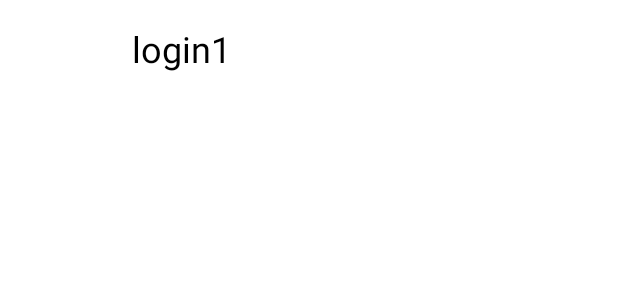
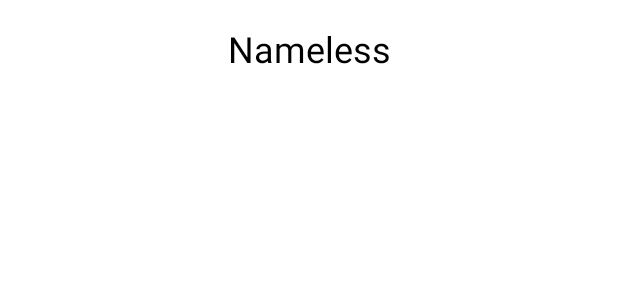
Before and after one commit to saityan/MVP, an Android app: the layout view_user.xml on its own in the app's theme, with its tools: preview values and no code run, on a phone screen of 412 x 824 dp. Shown: the top 300 px of the screen. Run offline under Robolectric (Android 15) with nearby library versions, the phone set to English and light mode, and no system bars.

Commit message:
fetchUserByLogin implemented

```diff
--- a/app/src/main/java/ru/geekbrains/mvp/MainActivity.kt
+++ b/app/src/main/java/ru/geekbrains/mvp/MainActivity.kt
@@ -5,8 +5,8 @@ import android.os.Bundle
 import androidx.appcompat.app.AppCompatActivity
 import ru.geekbrains.mvp.App.Navigation.navigatorHolder
 import ru.geekbrains.mvp.App.Navigation.router
+import ru.geekbrains.mvp.mvpusers.UsersScreen
 import ru.geekbrains.mvp.navigation.CustomNavigator
-import ru.geekbrains.mvp.mvpusers.UsersScreen
 
 class MainActivity : AppCompatActivity() {
     private val navigator = CustomNavigator(activity = this, R.id.content)
--- a/app/src/main/java/ru/geekbrains/mvp/data/GitHubUser.kt
+++ b/app/src/main/java/ru/geekbrains/mvp/data/GitHubUser.kt
@@ -13,5 +13,7 @@ data class GitHubUser(
     @SerializedName("avatar_url")
     val avatarUrl: String? = null,
     @SerializedName("type")
-    val type: String = ""
+    val type: String = "",
+    @SerializedName("name")
+    val name: String = ""
 ) : Parcelable
--- a/app/src/main/java/ru/geekbrains/mvp/data/GitHubUserRepository.kt
+++ b/app/src/main/java/ru/geekbrains/mvp/data/GitHubUserRepository.kt
@@ -6,6 +6,5 @@ interface GitHubUserRepository {
 
     fun getUsers(): Single<List<GitHubUser>>
 
-    fun getUserByLogin(userId: String): GitHubUser?
-
+    fun getUserByLogin(userId: String): Single<GitHubUser>
 }
--- a/app/src/main/java/ru/geekbrains/mvp/data/GitHubUserRepositoryImpl.kt
+++ b/app/src/main/java/ru/geekbrains/mvp/data/GitHubUserRepositoryImpl.kt
@@ -2,8 +2,6 @@ package ru.geekbrains.mvp.data
 
 import GitHubApiFactory
 import io.reactivex.rxjava3.core.Single
-import ru.geekbrains.mvp.data.GitHubUser
-import ru.geekbrains.mvp.data.GitHubUserRepository
 
 class GitHubUserRepositoryImpl : GitHubUserRepository {
 
@@ -13,7 +11,7 @@ class GitHubUserRepositoryImpl : GitHubUserRepository {
          return gitHubApi.fetchUsers()
     }
 
-    override fun getUserByLogin(userId: String): GitHubUser? {
-        return null
+    override fun getUserByLogin(userId: String): Single<GitHubUser> {
+        return gitHubApi.fetchUserByLogin(userId)
     }
 }
--- a/app/src/main/java/ru/geekbrains/mvp/mvpuser/UserView.kt
+++ b/app/src/main/java/ru/geekbrains/mvp/mvpuser/UserView.kt
@@ -12,5 +12,4 @@ interface UserView : MvpView {
      */
     @SingleState
     fun showUser(user: GitHubUser)
-
 }
--- a/app/src/main/java/ru/geekbrains/mvp/mvpusers/UsersPresenter.kt
+++ b/app/src/main/java/ru/geekbrains/mvp/mvpusers/UsersPresenter.kt
@@ -20,7 +20,7 @@ class UsersPresenter(
         router.navigateTo(UserScreen(login))
     }
 
-    fun updateContent() {
+    private fun updateContent() {
         userRepository.getUsers()
             .subscribeOn(Schedulers.io())
             .observeOn(AndroidSchedulers.mainThread())
@@ -28,7 +28,6 @@ class UsersPresenter(
                 viewState.showUsers(it)
             },{
                 val errorMessage = it.message
-                //DisplayError
             })
     }
 }
--- a/app/src/main/java/ru/geekbrains/mvp/mvpusers/UsersScreen.kt
+++ b/app/src/main/java/ru/geekbrains/mvp/mvpusers/UsersScreen.kt
@@ -3,7 +3,6 @@ package ru.geekbrains.mvp.mvpusers
 import androidx.fragment.app.Fragment
 import androidx.fragment.app.FragmentFactory
 import com.github.terrakok.cicerone.androidx.FragmentScreen
-import ru.geekbrains.mvp.mvpusers.UsersFragment
 
 object UsersScreen: FragmentScreen {
 
--- a/app/src/main/java/ru/geekbrains/mvp/recycler/UserViewHolder.kt
+++ b/app/src/main/java/ru/geekbrains/mvp/recycler/UserViewHolder.kt
@@ -4,7 +4,6 @@ import androidx.recyclerview.widget.RecyclerView
 import com.bumptech.glide.Glide
 import ru.geekbrains.mvp.data.GitHubUser
 import ru.geekbrains.mvp.databinding.ViewUserBinding
-import ru.geekbrains.mvp.recycler.UsersAdapter
 
 class UserViewHolder(private val viewBinding: ViewUserBinding): RecyclerView.ViewHolder(viewBinding.root) {
 
--- a/app/src/main/res/layout/view_user.xml
+++ b/app/src/main/res/layout/view_user.xml
@@ -1,10 +1,13 @@
-<LinearLayout xmlns:android="http://schemas.android.com/apk/res/android"
+<androidx.constraintlayout.widget.ConstraintLayout xmlns:android="http://schemas.android.com/apk/res/android"
     xmlns:tools="http://schemas.android.com/tools"
     android:layout_width="match_parent"
     android:layout_height="wrap_content"
+    xmlns:app="http://schemas.android.com/apk/res-auto"
     android:orientation="horizontal">
 
     <ImageView
+        app:layout_constraintTop_toTopOf="parent"
+        app:layout_constraintStart_toStartOf="parent"
         android:id="@+id/userAvatar"
         android:layout_width="40dp"
         android:layout_margin="16dp"
@@ -15,8 +18,10 @@
         android:layout_width="match_parent"
         android:layout_height="wrap_content"
         android:padding="16dp"
+        app:layout_constraintTop_toTopOf="parent"
+        android:textAlignment="center"
         android:textColor="@android:color/black"
         android:textSize="24sp"
-        tools:text="login1" />
+        tools:text="Nameless" />
 
-</LinearLayout>
+</androidx.constraintlayout.widget.ConstraintLayout>
```
Also changed, not shown: app/src/main/java/ru/geekbrains/mvp/mvpuser/UserFragment.kt (+5 -3 lines), app/src/main/java/ru/geekbrains/mvp/mvpuser/UserPresenter.kt (+14 -5 lines).
